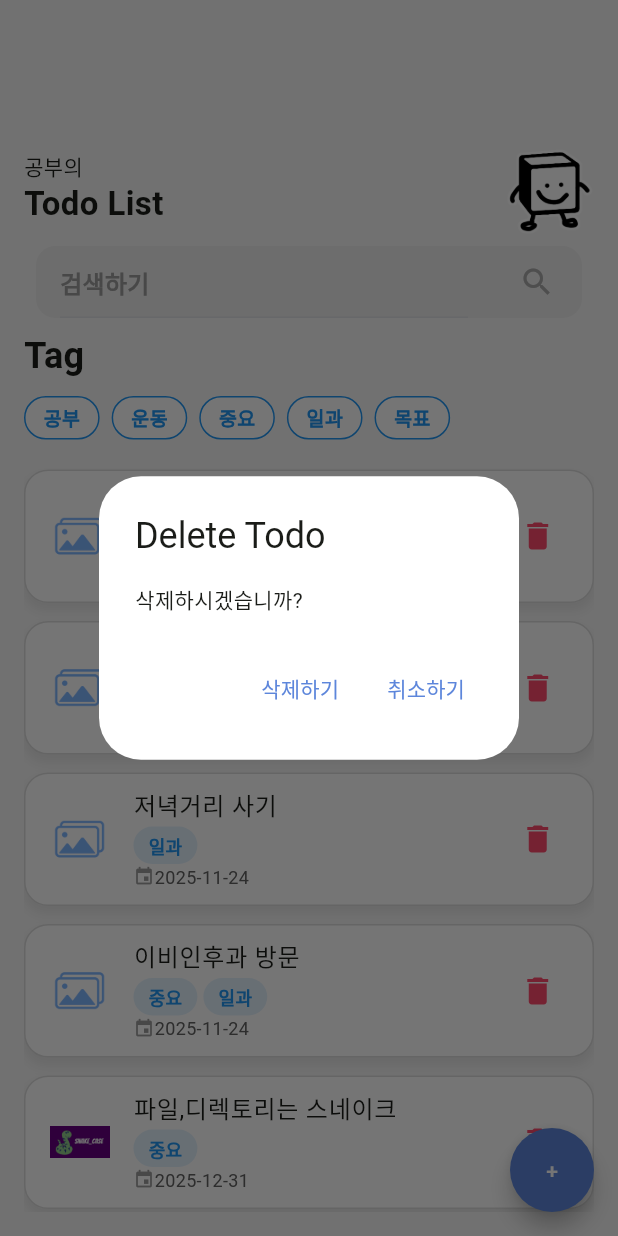
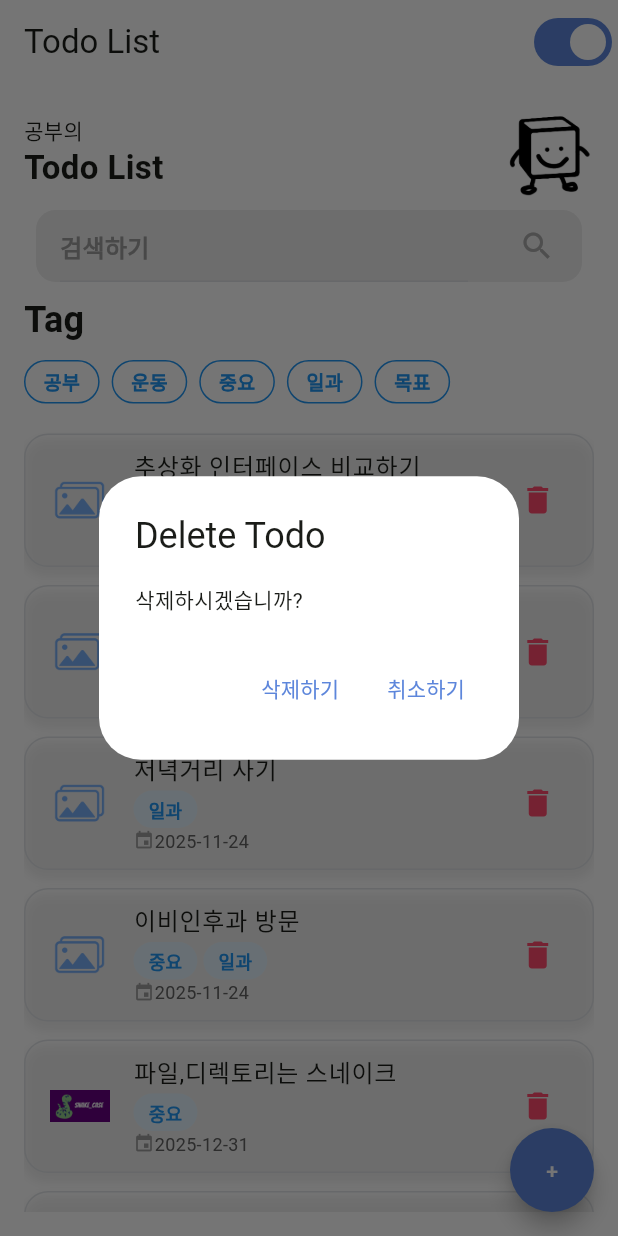
Before and after one commit to LifeIsOne/flutter-todo-app, a Flutter app: the screen it shows after launch, after a tap on the "delete" icon, on a phone screen of 412 x 824 dp. Run offline on Flutter 3.47's test engine with Material 3 defaults, Android fonts, the phone set to English and light mode, and no system bars; our stand-ins replace drift, drift_sqflite, flutter_riverpod, image_picker, shared_preferences; accounts and stored records are empty; generated files the repository leaves out were written again.

Commit message:
[FEAT] 다크모드 적용하기

```diff
--- a/lib/_core/theme.dart
+++ b/lib/_core/theme.dart
@@ -24,29 +24,38 @@ const lightColorScheme = ColorScheme(
 /* ✅다크 모드 */
 const darkColorScheme = ColorScheme(
   brightness: Brightness.dark,
-  primary: Color(0xFF000000),
-  onPrimary: Color(0xFFFFFFFF),
-  secondary: Color(0xFF6EAEE7),
-  onSecondary: Color(0xFFFFFFFF),
-  error: Color(0xFFBA1A1A),
-  onError: Color(0xFFFFFFFF),
-  background: Color(0xFFFCFDF6),
-  onBackground: Color(0xFF1A1C18),
-  shadow: Color(0xFF000000),
-  outlineVariant: Color(0xFFC9D1C7),
-  surface: Color(0xFFF9FAF3),
-  onSurface: Color(0xFF1A1C18),
+  primary: Color(0xFF90CAF9),
+  onPrimary: Colors.black,
+  secondary: Color(0xFFCE93D8),
+  onSecondary: Colors.black,
+  tertiary: Color(0xFF80CBC4),
+  onTertiary: Colors.black,
+  error: Color(0xFFEF9A9A),
+  onError: Colors.black,
+  background: Color(0xFF121212),
+  onBackground: Color(0xFFE0E0E0),
+  // 텍스트
+  surface: Color(0xFF1D1D1D),
+  // ListTile, Card
+  onSurface: Color(0xFFE0E0E0),
+  shadow: Colors.black,
+  outline: Color(0xFF3A3A3A),
+  outlineVariant: Color(0xFF4A4A4A),
 );
 
 ThemeData lightMode = ThemeData(
+  useMaterial3: true,
   brightness: Brightness.light,
   colorScheme: lightColorScheme,
+  cardColor: lightColorScheme.surface,
   elevatedButtonTheme: ElevatedButtonThemeData(
     style: ButtonStyle(
       backgroundColor: MaterialStateProperty.all<Color>(
         lightColorScheme.primary, // Slightly darker shade for the button
       ),
-      foregroundColor: MaterialStateProperty.all<Color>(Colors.white),
+      foregroundColor: MaterialStateProperty.all<Color>(
+        lightColorScheme.onPrimary,
+      ),
       // text color
       elevation: MaterialStateProperty.all<double>(5.0),
       // shadow
@@ -64,4 +73,15 @@ ThemeData darkMode = ThemeData(
   useMaterial3: true,
   brightness: Brightness.dark,
   colorScheme: darkColorScheme,
+  cardColor: darkColorScheme.surface,
+  elevatedButtonTheme: ElevatedButtonThemeData(
+    style: ButtonStyle(
+      backgroundColor: MaterialStateProperty.all<Color>(
+        darkColorScheme.primary, // Slightly darker shade for the button
+      ),
+      foregroundColor: MaterialStateProperty.all<Color>(
+        darkColorScheme.onPrimary,
+      ),
+    ),
+  ),
 );
--- a/lib/main.dart
+++ b/lib/main.dart
@@ -11,15 +11,24 @@ void main() {
 class MyApp extends StatelessWidget {
   const MyApp({super.key});
 
+  static final ValueNotifier<ThemeMode> themeNotifier = ValueNotifier(
+    ThemeMode.light,
+  );
+
   @override
   Widget build(BuildContext context) {
-    return MaterialApp(
-      debugShowCheckedModeBanner: false,
-      title: 'Todo App',
-      // TODO : 테마 세부 컬러 수정
-      theme: lightMode,
-      // theme: darkMode,
-      home: TodoListScreen(),
+    return ValueListenableBuilder(
+      valueListenable: themeNotifier,
+      builder: (context, mode, child) {
+        return MaterialApp(
+          debugShowCheckedModeBanner: false,
+          title: 'Todo App',
+          theme: lightMode,
+          darkTheme: darkMode,
+          themeMode: mode,
+          home: TodoListScreen(),
+        );
+      },
     );
   }
 }
--- a/lib/screens/todo_create_screen.dart
+++ b/lib/screens/todo_create_screen.dart
@@ -130,7 +130,7 @@ class _TodoCreateScreenState extends ConsumerState<TodoCreateScreen> {
   Future<String> saveImgToLocal(String oldPath) async {
     final directory = await getApplicationDocumentsDirectory();
     final imgName = p.basename(oldPath);
-    final newPath = '${directory}/$imgName';
+    final newPath = p.join(directory.path, imgName);
 
     await File(oldPath).copy(newPath);
     return newPath;
--- a/lib/screens/todo_list_screen.dart
+++ b/lib/screens/todo_list_screen.dart
@@ -1,6 +1,7 @@
 import 'package:flutter/material.dart';
 import 'package:flutter_riverpod/flutter_riverpod.dart';
 import 'package:todo_app/_core/db/app_database.dart';
+import 'package:todo_app/main.dart';
 import 'package:todo_app/providers/db_provider.dart';
 import 'package:todo_app/providers/tag_provider.dart';
 import 'package:todo_app/providers/todo_provider.dart';
@@ -21,12 +22,23 @@ class TodoListScreen extends ConsumerWidget {
     final selectedTag = ref.watch(todoSelectedTagProvider);
 
     return Scaffold(
-      backgroundColor: const Color(0xFFF7F7F7),
+      appBar: AppBar(
+        title: Text('Todo List'),
+        actions: [
+          Switch(
+            value: MyApp.themeNotifier.value == ThemeMode.light,
+            onChanged: (val) {
+              MyApp.themeNotifier.value = val
+                  ? ThemeMode.light
+                  : ThemeMode.dark;
+            },
+          ),
+        ],
+      ),
       body: Padding(
         padding: const EdgeInsets.all(16),
         child: Column(
           children: [
-            const SizedBox(height: 80),
             const Header(), // title, 사용자 이름, 프로필 이미지
             // 검색 바
             TodoSearchBar(
--- a/lib/widgets/header.dart
+++ b/lib/widgets/header.dart
@@ -24,7 +24,7 @@ class Header extends ConsumerWidget {
                     Scaffold(body: Center(child: Text('🤷‍♂️Ops'))),
                 loading: () => const Center(child: CircularProgressIndicator()),
                 data: (user) => Text(
-                  '${user?.name ?? '너'}의',
+                  '${user?.name ?? '당신'}의',
                   textAlign: TextAlign.left,
                   style: const TextStyle(
                     fontWeight: FontWeight.w400,
--- a/lib/widgets/todo_list.dart
+++ b/lib/widgets/todo_list.dart
@@ -2,28 +2,34 @@ import 'dart:io';
 
 import 'package:flutter/material.dart';
 import 'package:todo_app/_core/db/app_database.dart';
+import 'package:todo_app/_core/theme.dart';
 import 'package:todo_app/screens/todo_detail_screen.dart';
 
-class TodoList extends StatelessWidget {
+class TodoList extends StatefulWidget {
   final List<Todo> todos;
   final Function(Todo todo) onTodoDeleted;
 
   const TodoList({super.key, required this.todos, required this.onTodoDeleted});
 
   @override
+  State<TodoList> createState() => _TodoListState();
+}
+
+class _TodoListState extends State<TodoList> {
+  @override
   Widget build(BuildContext context) {
     return ListView.builder(
       padding: const EdgeInsets.only(top: 20),
-      itemCount: todos.length,
+      itemCount: widget.todos.length,
       itemBuilder: (context, index) {
-        final todo = todos[index];
+        final todo = widget.todos[index];
 
         return Container(
           margin: const EdgeInsets.only(bottom: 12),
           decoration: BoxDecoration(
-            color: Colors.white,
+            // color: Theme.of(context).colorScheme.surface,
             borderRadius: BorderRadius.circular(16),
-            border: Border.all(color: const Color(0x22000000), width: 1),
+            border: Border.all(color: lightColorScheme.outline, width: 1),
             boxShadow: [
               const BoxShadow(
                 color: Color(0x11000000),
@@ -58,7 +64,7 @@ class TodoList extends StatelessWidget {
               width: 25,
               child: InkWell(
                 child: const Icon(Icons.delete, color: Color(0xFFFF4B6E)),
-                onTap: () => onTodoDeleted(todo),
+                onTap: () => widget.onTodoDeleted(todo),
               ),
             ),
             subtitle: Padding(
```
Also changed, not shown: assets/images/todo/default.png.
